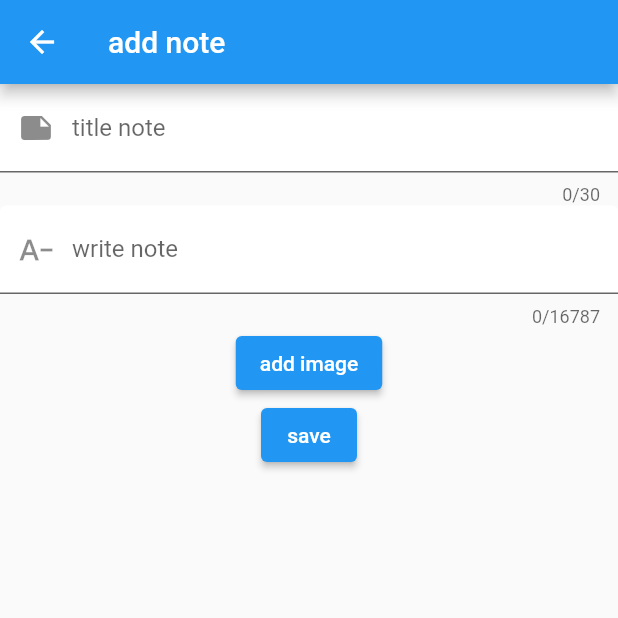
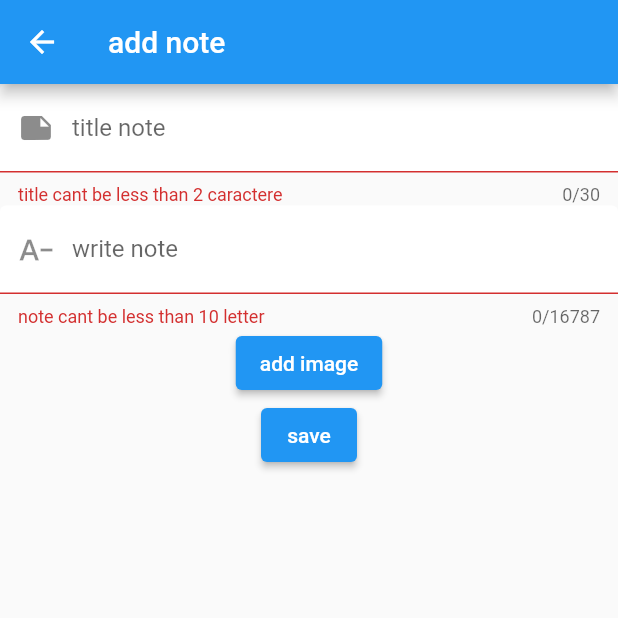
Before and after one commit to IMANETATA/notes_app, a Flutter app: the AddNotes screen opened by its route, after a tap on "save", on a phone screen of 412 x 824 dp, the top half of it. Run offline on Flutter 3.47's test engine with Material 2 defaults, Android fonts, the phone set to English and light mode, and no system bars; our stand-ins replace awesome_dialog, cloud_firestore, firebase_auth, firebase_core, firebase_storage, google_sign_in and 1 more; accounts and stored records are empty; statements that could not run were skipped.

Commit message:
update add note

```diff
--- a/lib/auth/login.dart
+++ b/lib/auth/login.dart
@@ -2,6 +2,7 @@
 import 'package:flutter/material.dart';
 import 'package:firebase_auth/firebase_auth.dart';
 import 'package:awesome_dialog/awesome_dialog.dart';
+import 'package:notes_app/component/alert.dart';
 //import 'package:geolocator/geolocator.dart';
 class Login extends StatefulWidget {
   const Login({super.key});
@@ -20,6 +21,7 @@ signIn()async{
    if(formdata!.validate()){
     formdata.save();
     try {
+      showLoading(context);
   final credential = await FirebaseAuth.instance.signInWithEmailAndPassword(
     email: myemail,
     password: mypassword
@@ -27,9 +29,11 @@ signIn()async{
   return credential;
 } on FirebaseAuthException catch (e) {
   if (e.code == 'user-not-found') {
+    Navigator.of(context).pop();
     AwesomeDialog (context:context,title:"error",body:const Text("no user found for this email")).show();
 
   } else if (e.code == 'wrong-password') {
+    Navigator.of(context).pop();
     AwesomeDialog (context:context,title:"error",body:const Text("wrong password for that user")).show();
 
   }
--- a/lib/crud/addnotes.dart
+++ b/lib/crud/addnotes.dart
@@ -1,5 +1,16 @@
+import 'dart:math';
+//import 'package:cloud_firestore/cloud_firestore.dart';
+//import 'package:firebase_core/firebase_core.dart';
+import 'package:awesome_dialog/awesome_dialog.dart';
+import 'package:cloud_firestore/cloud_firestore.dart';
+import 'package:firebase_auth/firebase_auth.dart';
+import 'package:firebase_storage/firebase_storage.dart';
 import 'package:flutter/material.dart';
-
+import 'dart:io';
+import 'package:image_picker/image_picker.dart';
+import 'package:notes_app/component/alert.dart';
+import 'package:path/path.dart' ;
+//as path
 class AddNotes extends StatefulWidget {
   const AddNotes({super.key});
 
@@ -8,6 +19,42 @@ class AddNotes extends StatefulWidget {
 }
 
 class _AddNotesState extends State<AddNotes> {
+
+      CollectionReference notesref= FirebaseFirestore.instance.collection("notes");
+      late Reference ref;
+      late File file;
+      var title,note,imageurl;
+
+
+GlobalKey<FormState> formstate=  GlobalKey<FormState>();
+
+
+//ajouter la note dans la base
+      addNotes() async{
+        if(file== null){ // if he dosnt choose an image
+          return AwesomeDialog(context: this.context,
+          title:'important',
+          body:  Text
+
+          )
+        }
+        var formdata = formstate.currentState;
+        if(formdata!.validate()){
+          showLoading(context);
+          formdata.save();
+          await ref.putFile(file);
+        imageurl = await ref.getDownloadURL();
+          await notesref.add({
+            "title": title,
+            "note": note,
+            "imageurl":imageurl,
+            "userid":FirebaseAuth.instance.currentUser!.uid //recuperer luser actuel connecte
+        });
+
+        Navigator.of(this.context).pushNamed("homepage");
+        }
+      }
+
   @override
   Widget build(BuildContext context) {
     return Scaffold(
@@ -17,9 +64,23 @@ class _AddNotesState extends State<AddNotes> {
       body:  Container(
         padding:const EdgeInsets.all(0),
         child:Column(children: [
-          Form(child: Column(
+          Form(
+            key:formstate ,
+            child: Column(
             children: [
               TextFormField(
+                          validator: (val){
+              if(val!.length>30){
+          return "title cant be larger than 30 caractere";
+              }
+              if(val.length<2){
+          return "title cant be less than 2 caractere";
+              }
+              return null;
+            },
+                onSaved: (val){
+                  title=val;
+                },
                 maxLength: 30,
                 decoration:const InputDecoration(
                   filled: true,
@@ -29,6 +90,18 @@ class _AddNotesState extends State<AddNotes> {
                 ),
               ),
                TextFormField(
+                            validator: (val){
+                if(val!.length>255){
+            return "note cant be larger than 255 letter";
+                }
+                if(val.length<10){
+            return "note cant be less than 10 letter";
+                }
+                return null;
+              },
+                 onSaved: (val){
+                  note=val;
+                },
                 maxLength: 16787,
                 minLines: 1,
                 decoration:const InputDecoration(
@@ -39,7 +112,7 @@ class _AddNotesState extends State<AddNotes> {
                 ),
               ),
               ElevatedButton(onPressed: (){
-                 showBottomModel();
+                 showBottomModel(context);
               },
             // style:ButtonStyle(backgroundColor: Colors) ,
                child:
@@ -47,7 +120,9 @@ class _AddNotesState extends State<AddNotes> {
               ),
                ElevatedButton(
 
-                onPressed: (){},
+                onPressed: ()async{
+                 await addNotes();
+                },
             // style:ButtonStyle(backgroundColor: Colors) ,
                child:
               const Text("save")
@@ -58,7 +133,7 @@ class _AddNotesState extends State<AddNotes> {
       ),
     );
   }
-  showBottomModel(){
+  showBottomModel(context){
     return showModalBottomSheet(context: context, builder: (context)=>Container(
       padding:const EdgeInsets.all(20),
       height: 200,
@@ -66,8 +141,21 @@ class _AddNotesState extends State<AddNotes> {
       crossAxisAlignment: CrossAxisAlignment.start,
       children: [
        const Text("choose image",style: TextStyle(fontSize: 25,fontWeight: FontWeight.bold)),
-        InkWell(onTap: (){
+        InkWell(onTap: ()async{
 
+         var  picked= await ImagePicker().getImage(source:ImageSource.gallery);
+        if(picked!=null){
+
+          file=File(picked.path);
+          var  rand= Random().nextInt(100000);
+          var imagename = "$rand" + basename(picked.path);
+          //var ref=
+        FirebaseStorage.instance.ref("images").child("$imagename");
+        Navigator.of(context).pop();
+
+        }
+
+          //var  picked= await ImagePicker().getImage(source:ImageSource.gellery);
         },
           child: Container(padding:const EdgeInsets.all(10),width: double.infinity,
            child:const Row(
@@ -77,8 +165,29 @@ class _AddNotesState extends State<AddNotes> {
               Text("from gellery",style: TextStyle(fontSize: 20)),
             ],
           ))),
-        InkWell(onTap: (){
+        InkWell(onTap: ()async{
+          //search for image picker to add images oin db ???
+         /* final ImagePicker picker = ImagePicker();
+          final XFile? picked = await picker.pickImage(source: ImageSource.camera);
+          if(picker!=null){
+           file=File(picker.path);
+           var rand =Random().nextInt(100000);
+            var nameimage= basename(picker.path);
+          }else
+          {
 
+          }*/
+        var  picked= await ImagePicker().getImage(source:ImageSource.camera);
+        if(picked!=null){
+
+          file=File(picked.path);
+          var  rand= Random().nextInt(100000);
+          var imagename = "$rand" + basename(picked.path);
+       //var ref=
+        FirebaseStorage.instance.ref("images").child("$imagename");
+       Navigator.of(context).pop();
+
+        }
         },
           child: Container(padding:const EdgeInsets.all(10),width: double.infinity,
            child:const Row(
@@ -93,3 +202,5 @@ class _AddNotesState extends State<AddNotes> {
     ));
   }
 }
+
+       // }else{
--- a/pubspec.yaml
+++ b/pubspec.yaml
@@ -40,6 +40,8 @@ dependencies:
   google_sign_in: ^6.1.0
   awesome_dialog: ^3.0.2
   firebase_storage: ^11.2.1
+  cloud_firestore: ^4.7.1
+  image_picker: ^0.8.7+5
 
 dev_dependencies:
   flutter_test:
```
Also changed, not shown: lib/auth/sign.dart (+14 -3 lines), lib/component/alert.dart (added, +10 -0 lines), lib/home/homepage.dart (+45 -9 lines), lib/main.dart (+5 -5 lines), lib/test.dart (deleted, +0 -68 lines), pubspec.lock, 1 other file.
